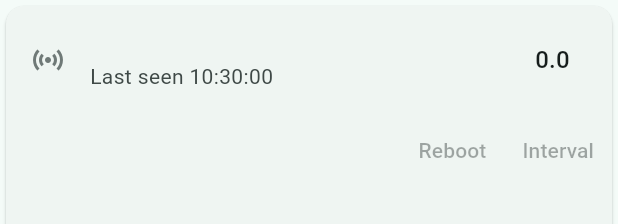
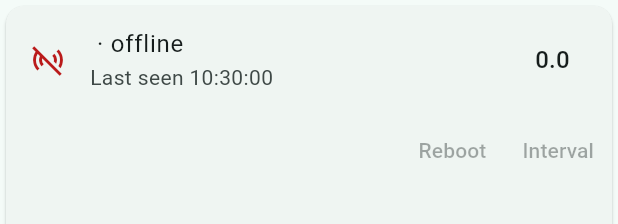
Before and after one commit to oleksandryat/sensor_hub, a Flutter app: the DeviceTile widget shown alone on an empty page, opened directly with empty values, on a phone screen of 412 x 824 dp. Shown: the top 224 px of the screen. Run offline on Flutter 3.47's test engine with Material 3 defaults, Android fonts, the phone set to English and light mode, and no system bars; our stand-ins replace auto_route, flutter_bloc, freezed_annotation, get_it, typed_data; missing offline and left inert: dart:ffi, mqtt5_client, mqtt_client.

Commit message:
fix: connection, dashboard and Native Lab issues found on device
- fix disconnect throwing on unset mqtt5 disconnect message
- enable broker keep-alive and ping timeout to detect dropped networks
- replay current devices to late listeners of the repository
- add open dashboard button while connected
- show offline devices with a distinct icon and label
- ignore accelerometer jitter below a minimum deviation
- show sub-microsecond benchmark results as a lower bound

```diff
--- a/lib/core/di/injection.dart
+++ b/lib/core/di/injection.dart
@@ -35,6 +35,8 @@ const _phonePublishInterval = Duration(seconds: 1);
 // One second of samples at the accelerometer's 50 Hz.
 const _anomalyWindow = 50;
 const _anomalyZThreshold = 3.5;
+// ~0.2 g: ignores jitter and gentle handling, keeps real shakes.
+const _anomalyMinDeviation = 2.0;
 
 String _newClientId() =>
     'sensorhub-${Random().nextInt(1 << 32).toRadixString(16)}';
@@ -83,6 +85,7 @@ void configureDependencies() {
     ..registerFactory<AnomalyDetector>(
       () => NativeAnomalyDetector(
         StatsDetector(window: _anomalyWindow, zThreshold: _anomalyZThreshold),
+        minDeviation: _anomalyMinDeviation,
       ),
     )
     ..registerFactory<SystemEventsCubit>(() => SystemEventsCubit(getIt()))
--- a/lib/data/device_repository_impl.dart
+++ b/lib/data/device_repository_impl.dart
@@ -35,7 +35,16 @@ class DeviceRepositoryImpl implements DeviceRepository {
   StreamSubscription? _messagesSubscription;
 
   @override
-  Stream<List<Device>> get devices => _controller.stream;
+  Stream<List<Device>> get devices => Stream.multi((listener) {
+    // Replay the snapshot so late listeners don't wait for the next message.
+    if (_devices.isNotEmpty) listener.add(_snapshot());
+    final sub = _controller.stream.listen(
+      listener.add,
+      onError: listener.addError,
+      onDone: listener.close,
+    );
+    listener.onCancel = sub.cancel;
+  });
 
   @override
   void start() {
@@ -105,10 +114,11 @@ class DeviceRepositoryImpl implements DeviceRepository {
   }
 
   void _emit() {
-    _controller.add(
-      _devices.values.toList()..sort((a, b) => a.id.compareTo(b.id)),
-    );
+    _controller.add(_snapshot());
   }
+
+  List<Device> _snapshot() =>
+      _devices.values.toList()..sort((a, b) => a.id.compareTo(b.id));
 
   @override
   void dispose() {
--- a/lib/data/mqtt/mqtt3_client_gateway.dart
+++ b/lib/data/mqtt/mqtt3_client_gateway.dart
@@ -71,6 +71,7 @@ class Mqtt3ClientGateway implements MqttGateway {
     client
       ..autoReconnect = false
       ..keepAlivePeriod = 30
+      ..disconnectOnNoResponsePeriod = 10
       ..logging(on: false)
       ..setProtocolV311()
       ..connectionMessage = mqtt3.MqttConnectMessage()
--- a/lib/features/dashboard/widgets/device_tile.dart
+++ b/lib/features/dashboard/widgets/device_tile.dart
@@ -19,13 +19,14 @@ class DeviceTile extends StatelessWidget {
         children: [
           ListTile(
             key: Key('device_${device.id}'),
-            leading: Icon(
-              Icons.sensors,
-              color: device.online
-                  ? null
-                  : Theme.of(context).colorScheme.outline,
-            ),
-            title: Text(device.id),
+            leading: device.online
+                ? const Icon(Icons.sensors)
+                : Icon(
+                    Icons.sensors_off,
+                    key: const Key('device_offline_icon'),
+                    color: Theme.of(context).colorScheme.error,
+                  ),
+            title: Text(device.online ? device.id : '${device.id} · offline'),
             subtitle: Text(
               lastSeen == null
                   ? 'No data yet'
```
Also changed, not shown: lib/data/mqtt/mqtt5_client_gateway.dart (+17 -2 lines), lib/data/native_anomaly_detector.dart (+6 -2 lines), lib/features/connection/view/connection_screen.dart (+9 -0 lines), lib/features/native_lab/benchmark/view/benchmark_screen.dart (+14 -9 lines), 3 other files.
